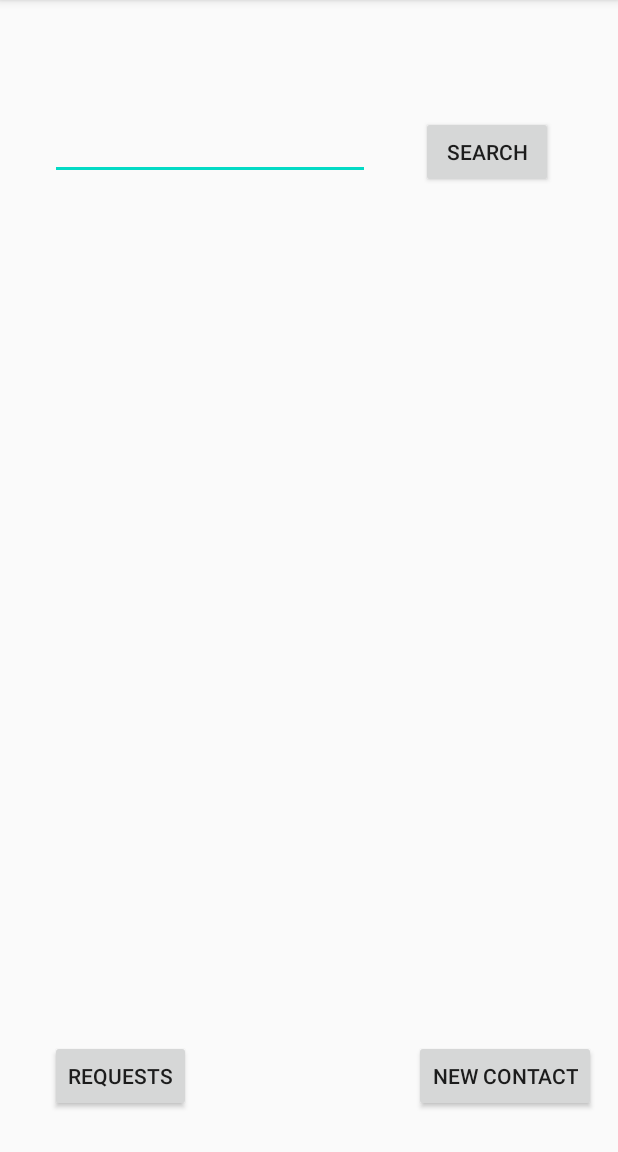
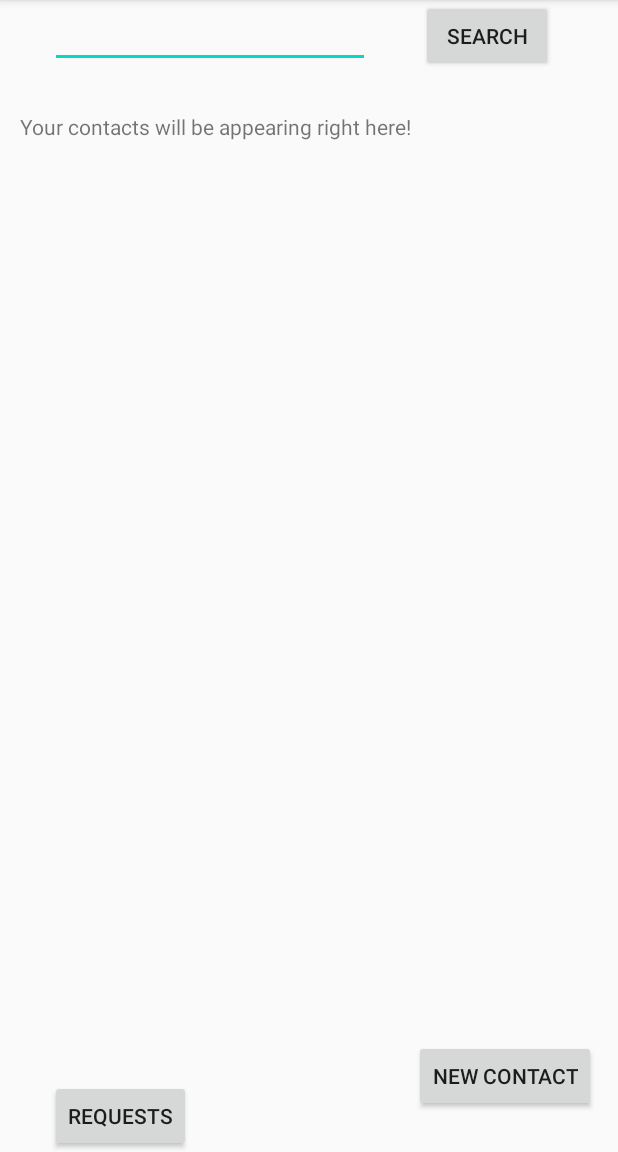
Before and after one commit to grnd-alt/android_messenger, an Android app: the screen it shows after launch (Name_list), after a tap on "REGISTER", on a phone screen of 412 x 824 dp, the part 84-1236 px from its top. Run offline under Robolectric (Android 15) with nearby library versions, the phone set to English and light mode, and no system bars; 1 statement that could not run was skipped.

Commit message:
"added feature to add contacts and added a new activity which later will be the chat to a persons view."

```diff
--- a/app/src/main/AndroidManifest.xml
+++ b/app/src/main/AndroidManifest.xml
@@ -11,8 +11,9 @@
         android:roundIcon="@mipmap/ic_launcher_round"
         android:supportsRtl="true"
         android:theme="@style/AppTheme">
-        <activity android:name=".Add_contact"></activity>
-        <activity android:name=".Name_list"></activity>
+        <activity android:name=".chat"></activity>
+        <activity android:name=".Add_contact" />
+        <activity android:name=".Name_list" />
         <activity android:name=".MainActivity">
             <intent-filter>
                 <action android:name="android.intent.action.MAIN" />
--- a/app/src/main/java/com/example/messenger/Name_list.java
+++ b/app/src/main/java/com/example/messenger/Name_list.java
@@ -5,16 +5,60 @@ import androidx.appcompat.app.AppCompatActivity;
 import android.content.Intent;
 import android.os.Bundle;
 import android.view.View;
+import android.view.ViewGroup;
+import android.widget.ArrayAdapter;
 import android.widget.Button;
+import android.widget.LinearLayout;
+import android.widget.TextView;
 
-import java.util.jar.Attributes;
+import org.w3c.dom.Text;
+
+import java.io.BufferedReader;
+import java.io.FileInputStream;
+import java.io.FileNotFoundException;
+import java.io.IOException;
+import java.io.InputStreamReader;
+import java.util.ArrayList;
 
 public class Name_list extends AppCompatActivity {
 
     @Override
     protected void onCreate(Bundle savedInstanceState) {
+        ArrayList<String> contact_list_items = new ArrayList<String>();
+        ArrayAdapter<String>adapter;
         super.onCreate(savedInstanceState);
         setContentView(R.layout.activity_name_list);
+        StringBuilder contactssb = read_contacts();
+        if (contactssb != null){
+            String[] contacts = contactssb.toString().split("\n");
+            LinearLayout container = (LinearLayout) findViewById(R.id.container);
+            int counter = 0;
+            for (String s:contacts) {
+                TextView view = new TextView(this);
+                LinearLayout.LayoutParams p = new LinearLayout.LayoutParams(ViewGroup.LayoutParams.MATCH_PARENT,ViewGroup.LayoutParams.WRAP_CONTENT);
+                view.setLayoutParams(p);
+                view.setText(s+"\n");
+                view.setId(counter);
+                view.setOnClickListener(new View.OnClickListener() {
+                    @Override
+                    public void onClick(View view) {
+                        Intent chat = new Intent(Name_list.this, com.example.messenger.chat.class);
+                        Name_list.this.startActivity(chat);
+                    }
+                });
+                container.addView(view);
+                counter++;
+            }
+        }
+        else{
+            LinearLayout container = (LinearLayout) findViewById(R.id.container);
+            TextView view = new TextView(this);
+            LinearLayout.LayoutParams p = new LinearLayout.LayoutParams(ViewGroup.LayoutParams.MATCH_PARENT,ViewGroup.LayoutParams.WRAP_CONTENT);
+            view.setLayoutParams(p);
+            view.setText("Your contacts will be appearing right here!\n");
+            view.setId(1);
+            container.addView(view);
+        }
         Button new_contact = (Button) findViewById(R.id.new_contact_button);
         new_contact.setOnClickListener(new View.OnClickListener() {
             @Override
@@ -24,4 +68,25 @@ public class Name_list extends AppCompatActivity {
             }
         });
     }
+    public StringBuilder read_contacts(){
+        FileInputStream fis = null;
+        TextView username = (TextView) findViewById(R.id.username_input);
+        try {
+            fis = openFileInput("contacts.txt");
+            InputStreamReader isr = new InputStreamReader(fis);
+            BufferedReader br = new BufferedReader(isr);
+            StringBuilder sb = new StringBuilder();
+            String line = null;
+            while((line = br.readLine())!=null){
+                sb.append(line+"\n");
+            }
+            fis.close();
+            return sb;
+        } catch (FileNotFoundException e) {
+            e.printStackTrace();
+        } catch (IOException e) {
+            e.printStackTrace();
+        }
+        return null;
+    };
 }
--- a/app/src/main/res/layout/activity_name_list.xml
+++ b/app/src/main/res/layout/activity_name_list.xml
@@ -25,34 +25,20 @@
         android:layout_height="wrap_content"
         android:ems="10"
         android:inputType="textPersonName"
-        app:layout_constraintBottom_toTopOf="@+id/linearLayout"
         app:layout_constraintEnd_toEndOf="parent"
         app:layout_constraintHorizontal_bias="0.169"
         app:layout_constraintStart_toStartOf="parent"
-        app:layout_constraintTop_toTopOf="parent"
-        app:layout_constraintVertical_bias="0.933" />
+        app:layout_constraintTop_toTopOf="parent" />
 
     <Button
         android:id="@+id/search_button"
         android:layout_width="wrap_content"
         android:layout_height="wrap_content"
         android:text="search"
-        app:layout_constraintBottom_toTopOf="@+id/linearLayout"
         app:layout_constraintEnd_toEndOf="parent"
         app:layout_constraintHorizontal_bias="0.439"
         app:layout_constraintStart_toEndOf="@+id/editTextTextPersonName"
-        app:layout_constraintTop_toTopOf="parent"
-        app:layout_constraintVertical_bias="1.0" />
-
-    <LinearLayout
-        android:id="@+id/linearLayout"
-        android:layout_width="409dp"
-        android:layout_height="568dp"
-        android:orientation="vertical"
-        app:layout_constraintBottom_toTopOf="@+id/new_contact_button"
-        app:layout_constraintEnd_toEndOf="parent"
-        app:layout_constraintHorizontal_bias="0.0"
-        app:layout_constraintStart_toStartOf="parent"></LinearLayout>
+        app:layout_constraintTop_toTopOf="parent" />
 
     <Button
         android:id="@+id/requests_button"
@@ -62,7 +48,16 @@
         app:layout_constraintBottom_toBottomOf="parent"
         app:layout_constraintEnd_toStartOf="@+id/new_contact_button"
         app:layout_constraintHorizontal_bias="0.184"
+        app:layout_constraintStart_toStartOf="parent" />
+
+    <LinearLayout
+        android:id="@+id/container"
+        android:layout_width="385dp"
+        android:layout_height="585dp"
+        android:orientation="vertical"
+        app:layout_constraintBottom_toTopOf="@+id/new_contact_button"
+        app:layout_constraintEnd_toEndOf="parent"
         app:layout_constraintStart_toStartOf="parent"
-        app:layout_constraintTop_toBottomOf="@+id/linearLayout"
-        app:layout_constraintVertical_bias="0.0" />
+        app:layout_constraintTop_toBottomOf="@+id/editTextTextPersonName"
+        app:layout_constraintVertical_bias="0.464"></LinearLayout>
 </androidx.constraintlayout.widget.ConstraintLayout>
```
Also changed, not shown: app/src/main/java/com/example/messenger/Add_contact.java (+10 -2 lines), app/src/main/java/com/example/messenger/chat.java (added, +14 -0 lines), app/src/main/res/layout/activity_chat.xml (added, +16 -0 lines).
